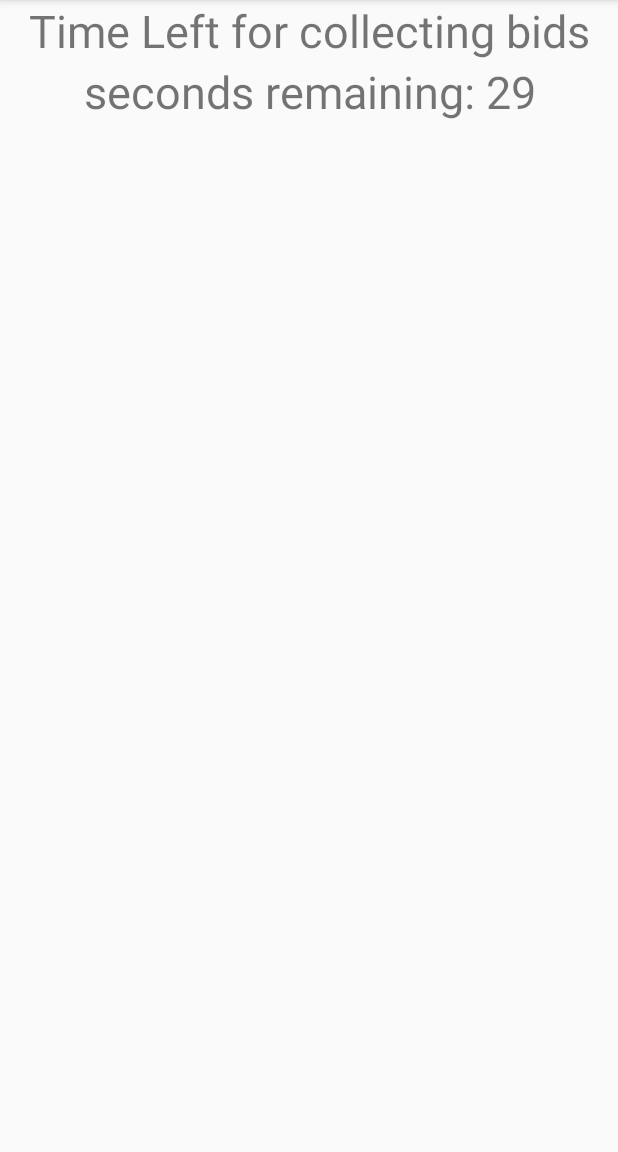
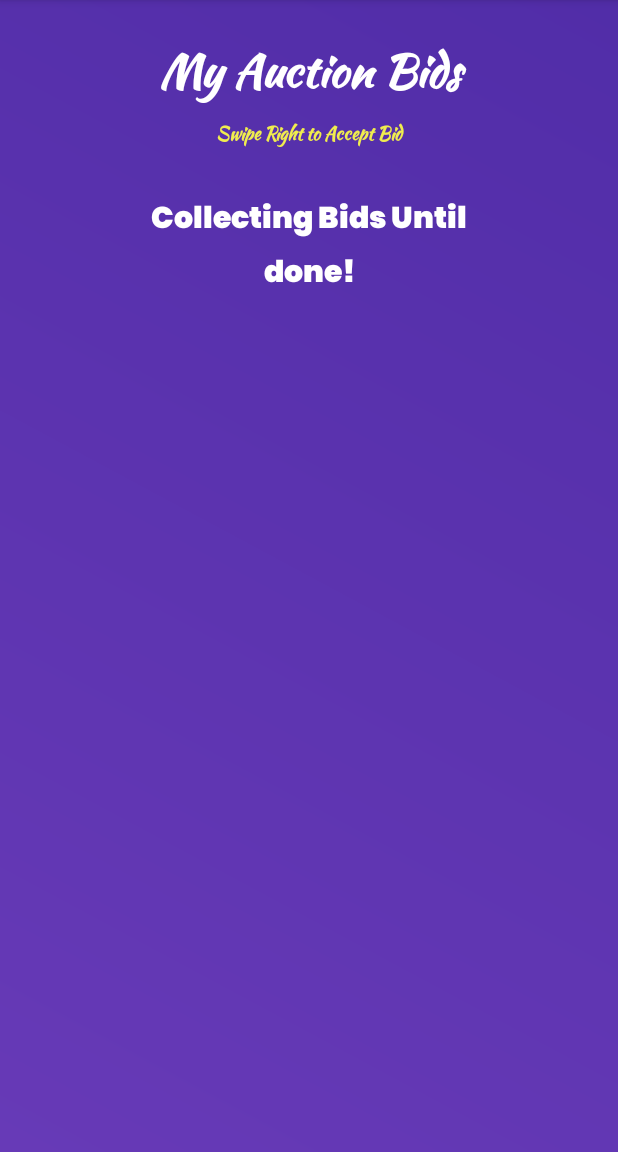
Before and after one commit to avtarbams/PaceXchange, an Android app: the ViewBids screen opened directly, with no data from a screen before it, on a phone screen of 412 x 824 dp, the part 84-1236 px from its top. Run offline under Robolectric (Android 15) with nearby library versions, the phone set to English and light mode, and no system bars; our stand-ins replace Firebase (no records; nobody signed in at launch, a user with empty details on screens opened directly); 1 statement that could not run was skipped.

Commit message:
auction changes

```diff
--- a/app/src/main/java/com/example/paceexchange/ViewBids.java
+++ b/app/src/main/java/com/example/paceexchange/ViewBids.java
@@ -1,16 +1,26 @@
 package com.example.paceexchange;
 
+import android.app.Dialog;
+import android.graphics.Color;
+import android.graphics.drawable.ColorDrawable;
 import android.os.CountDownTimer;
 import android.support.annotation.NonNull;
 import android.support.v7.app.AppCompatActivity;
 import android.os.Bundle;
+import android.support.v7.widget.DividerItemDecoration;
+import android.support.v7.widget.LinearLayoutManager;
+import android.support.v7.widget.RecyclerView;
+import android.support.v7.widget.helper.ItemTouchHelper;
 import android.util.Log;
+import android.view.View;
+import android.widget.Button;
 import android.widget.TextView;
 
 import com.google.android.gms.tasks.OnCompleteListener;
 import com.google.android.gms.tasks.Task;
 import com.google.firebase.firestore.CollectionReference;
 import com.google.firebase.firestore.DocumentSnapshot;
+import com.google.firebase.firestore.FieldValue;
 import com.google.firebase.firestore.FirebaseFirestore;
 
 import org.json.JSONArray;
@@ -26,6 +36,13 @@ public class ViewBids extends AppCompatActivity {
     private FirebaseFirestore mFirebaseDatabase;
     private CollectionReference mFirebaseAuctionInventory;
 
+    private RecyclerView mRecyclerView;
+    private RecyclerAdapter mAdapter;
+    private ArrayList<InventoryData> mCurrentBidlist;
+    private Dialog mAcceptDialog;
+    private int mRowClickPosition;
+    private String mCurrentItemSelectionID;
+
     @Override
     protected void onCreate(Bundle savedInstanceState) {
         super.onCreate(savedInstanceState);
@@ -34,19 +51,40 @@ public class ViewBids extends AppCompatActivity {
         startTimer();
         mFirebaseDatabase = FirebaseFirestore.getInstance();
         mFirebaseAuctionInventory = mFirebaseDatabase.collection("auctionInventory");
+        mCurrentBidlist = new ArrayList<InventoryData>();
+        mAcceptDialog = new Dialog(this);
+    }
 
+    private void setRecyclerView() {
+
+        mRecyclerView = findViewById(R.id.recyclerView);
+        mAdapter = new RecyclerAdapter(getApplicationContext(), mCurrentBidlist, new View.OnClickListener() {
+            @Override
+            public void onClick(View v) {
+
+                mRowClickPosition = (int) v.getTag();
+                InventoryData display = mAdapter.getItem(mRowClickPosition);
+                mCurrentItemSelectionID = display.getItemID();
+            }
+
+        });
+        mRecyclerView.addItemDecoration(new DividerItemDecoration(this, 0));
+        new ItemTouchHelper(itemTouchHelper).attachToRecyclerView(mRecyclerView);
+        mRecyclerView.setAdapter(mAdapter);
+        mRecyclerView.setLayoutManager(new LinearLayoutManager(this, LinearLayoutManager.VERTICAL, false));
     }
 
     public void startTimer(){
-        new CountDownTimer(30000, 1000) {
+        new CountDownTimer(1000, 1000) {
             public void onTick(long millisUntilFinished) {
                 mBidTimerTextView.setText("seconds remaining: " + millisUntilFinished / 1000);
-                getAuctionDataFromFirebase();
+//                getAuctionDataFromFirebase();
+
             }
 
             public void onFinish() {
                 mBidTimerTextView.setText("done!");
-               // getAuctionDataFromFirebase();
+                getAuctionDataFromFirebase();
             }
         }.start();
     }
@@ -60,8 +98,6 @@ public class ViewBids extends AppCompatActivity {
                 //items needs to be replaced with the field ID below
                 if (map.get("bids") != null) {
                     ArrayList<Object> newArray = (ArrayList<Object>) map.get("bids");
-                    Log.d("newArray",newArray.toString());
-
                     storeAuctionData(newArray);
                 }
             }
@@ -74,16 +110,43 @@ public class ViewBids extends AppCompatActivity {
             JSONArray arr = new JSONArray(list);
             JSONObject json = arr.optJSONObject(i);
             String category = json.optString("category");
+            String title = json.optString("title");
             String itemID = json.optString("itemID");
             String tag = json.optString("tag");
-            String title = json.optString("tradeInFor");
-            String tradeInFor = json.optString("url");
+            String tradeInFor = json.optString("tradeInFor");
+            String url = json.optString("url");
             String username = json.optString("username");
-            Log.d("json",""+category+itemID+tag+title+tradeInFor+username);
-            //create your arraylist here
-//            mAuctionDatalist.add(new AuctionData(category, itemID, tag, title, tradeInFor));
-//            mAdapter.notifyDataSetChanged();
+            Log.d("jsonArray",""+category+title+itemID+tag+tradeInFor+url+username);
+            mCurrentBidlist.add(new InventoryData(category, title, tradeInFor, itemID, url, tag));
         }
+        setRecyclerView();
     }
 
+    ItemTouchHelper.SimpleCallback itemTouchHelper = new ItemTouchHelper.SimpleCallback(0, ItemTouchHelper.RIGHT) {
+        @Override
+        public boolean onMove(@NonNull RecyclerView recyclerView, @NonNull RecyclerView.ViewHolder viewHolder, @NonNull RecyclerView.ViewHolder viewHolder1) {
+            return false;
+        }
+
+        @Override
+        public void onSwiped(@NonNull RecyclerView.ViewHolder viewHolder, int i) {
+
+            mAcceptDialog.setContentView(R.layout.accept_bid_modal);
+            Button mDeleteModalYes = mAcceptDialog.findViewById(R.id.delete_modal_yes_button);
+            Button mDeleteModalNo = mAcceptDialog.findViewById(R.id.delete_modal_no_button);
+
+            mDeleteModalNo.setOnClickListener(V-> {
+                mAdapter.notifyDataSetChanged();
+                mAcceptDialog.dismiss();
+            });
+
+            mDeleteModalYes.setOnClickListener(V-> {
+                mAcceptDialog.dismiss();
+            });
+            mAcceptDialog.getWindow().setBackgroundDrawable(new ColorDrawable(Color.TRANSPARENT));
+            mAcceptDialog.show();
+
+        }
+    };
+
 }
--- a/app/src/main/res/layout/activity_view_bids.xml
+++ b/app/src/main/res/layout/activity_view_bids.xml
@@ -1,26 +1,80 @@
 <?xml version="1.0" encoding="utf-8"?>
-<LinearLayout xmlns:android="http://schemas.android.com/apk/res/android"
-    xmlns:app="http://schemas.android.com/apk/res-auto"
-    xmlns:tools="http://schemas.android.com/tools"
+    <RelativeLayout
+        xmlns:android="http://schemas.android.com/apk/res/android"
         android:layout_width="match_parent"
         android:layout_height="match_parent"
-    tools:context=".ViewBids"
-    android:orientation="vertical">
+        android:background="@drawable/login_gradient">
+        <TextView
+            android:id="@+id/userInventoryText"
+            android:layout_width="match_parent"
+            android:layout_height="wrap_content"
+            android:gravity="center_horizontal"
+            android:text="@string/my_auction_bids"
+            android:fontFamily="@font/kaushan"
+            android:textSize="30sp"
+            android:textStyle="bold"
+            android:layout_marginTop="25dp"
+            android:textColor="#FFFFFF"/>
 
+        <TextView
+            android:id="@+id/userInventorySubText"
+            android:layout_width="match_parent"
+            android:layout_height="wrap_content"
+            android:gravity="center_horizontal"
+            android:layout_below="@id/userInventoryText"
+            android:text="@string/my_auction_subtitle"
+            android:fontFamily="@font/kaushan"
+            android:textSize="12sp"
+            android:textStyle="bold"
+            android:padding="5dp"
+            android:layout_marginTop="5dp"
+            android:layout_marginBottom="25dp"
+            android:textColor="#F0ED4E"/>
+
+    <LinearLayout
+        android:id="@+id/timer"
+        android:orientation="vertical"
+        android:layout_width="match_parent"
+        android:layout_height="wrap_content"
+        android:layout_below="@+id/userInventorySubText"
+        >
         <TextView
             android:id="@+id/bidCollectionTextView"
             android:layout_width="match_parent"
             android:layout_height="wrap_content"
             android:text="@string/time_left_for_collecting_bids"
-        android:textSize="30sp"
+            android:textSize="20sp"
+            android:fontFamily="@font/poppins"
+            android:textColor="#fff"
             android:gravity="center"/>
 
         <TextView
             android:id="@+id/bidCollectionTimerTextView"
             android:layout_width="match_parent"
             android:layout_height="wrap_content"
-        android:textSize="30sp"
+            android:textSize="20sp"
+            android:fontFamily="@font/poppins"
+            android:textColor="#fff"
             android:gravity="center"/>
+    </LinearLayout>
 
+        <android.support.v7.widget.RecyclerView
+            android:id="@+id/recyclerView"
+            android:layout_width="match_parent"
+            android:layout_height="match_parent"
+            android:layout_marginTop="20dp"
+            android:layout_marginBottom="20dp"
+            android:layout_below="@id/timer"
+           />
 
-</LinearLayout>
+        <RelativeLayout
+            android:id="@+id/buttonSelectionSection"
+            android:layout_width="match_parent"
+            android:layout_height="wrap_content"
+            android:layout_alignParentBottom="true"
+            android:layout_marginBottom="20dp"
+            android:gravity="center">
+
+        </RelativeLayout>
+
+    </RelativeLayout>
--- a/app/src/main/res/values/strings.xml
+++ b/app/src/main/res/values/strings.xml
@@ -75,9 +75,12 @@
     <string name="delete_modal_no">No</string>
     <string name="add_item_to_bid">Add Item To Bid</string>
     <string name="place_bid">Place Bid</string>
-    <string name="time_left_for_collecting_bids">Time Left for collecting bids</string>
+    <string name="time_left_for_collecting_bids">Collecting Bids Until</string>
     <string name="my_inventory_subtitle">(Swipe Right to Delete Item)</string>
     <string name="SearchAI">Search Item AI</string>
+    <string name="my_auction_bids">My Auction Bids</string>
+    <string name="my_auction_subtitle">Swipe Right to Accept Bid</string>
+    <string name="accept_bid_modal_title">Are you sure you want to accept bid ?</string>
     <string-array name="item_array">
         <item>Clothing</item>
         <item>Books</item>
```
Also changed, not shown: app/src/main/java/com/example/paceexchange/BidInAuction.java (+1 -9 lines), app/src/main/java/com/example/paceexchange/FirebaseCloudMessenger/MessageService.java (+10 -8 lines), app/src/main/res/layout/accept_bid_modal.xml (added, +60 -0 lines). Lines whose indentation alone changed are shown as unchanged.
